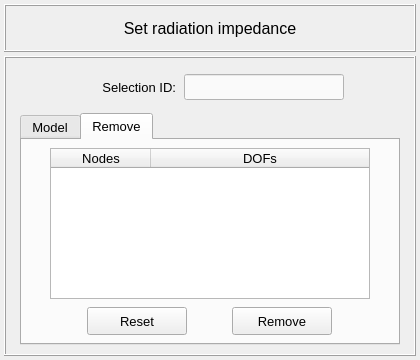
Qt form pulse/interface/data/ui_files/model/setup/acoustic/radiation_impedance_input.ui (open-pulse/OpenPulse) before a commit.
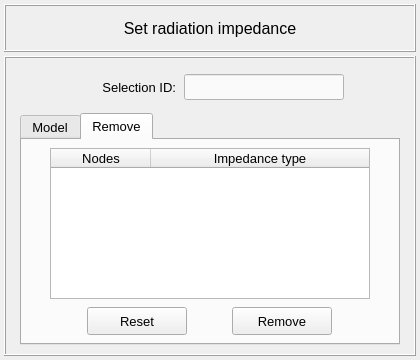
The same form after that commit. The open tabs and pages were chosen to show the change.

Commit message: Refactoring the volume velocity, specific impedance and radiation impedance classes

```diff
--- a/pulse/interface/data/ui_files/model/setup/acoustic/radiation_impedance_input.ui
+++ b/pulse/interface/data/ui_files/model/setup/acoustic/radiation_impedance_input.ui
@@ -677,7 +677,7 @@
             </column>
             <column>
              <property name="text">
-              <string>DOFs</string>
+              <string>Impedance type</string>
              </property>
              <property name="textAlignment">
               <set>AlignCenter</set>
```
Left out of the diff: 6 changed lines with no effect on the pictures. The commit also changes 25 other files.
